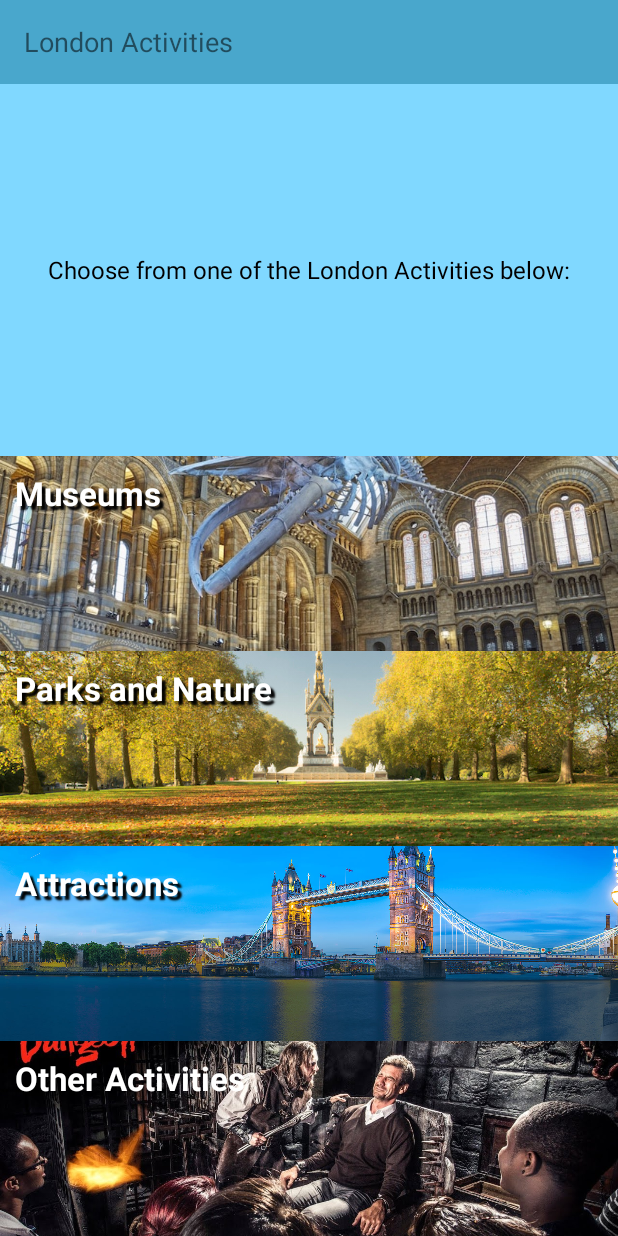
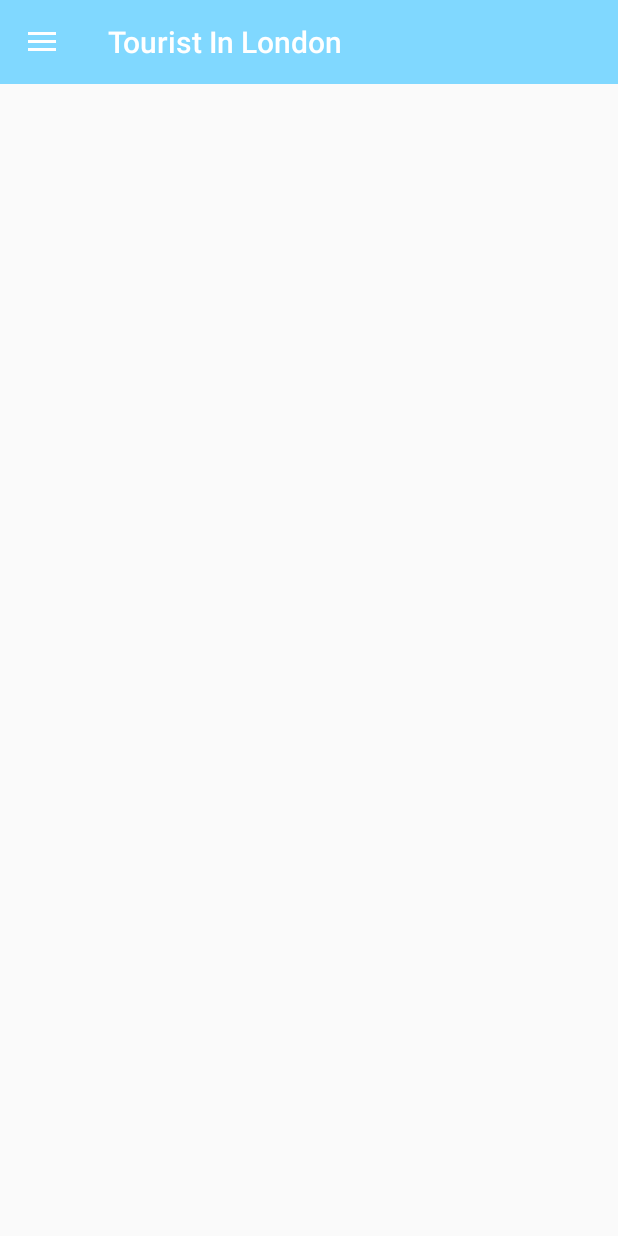
Before and after one commit to pivnicerumihai/touristInLondonAndroidAssessement, an Android app: the screen it shows after launch once a user with an empty profile is signed in (HomeActivity), on a phone screen of 412 x 824 dp. Run offline under Robolectric (Android 15) with nearby library versions, the phone set to English and light mode, and no system bars; our stand-ins replace Firebase (no records; nobody signed in at launch, a user with empty details on screens opened directly); libraries missing offline, so code that uses them is left out: androidx.constraintlayout.solver.

Commit message:
changed home activity layout to drawer layout

```diff
--- a/app/build.gradle
+++ b/app/build.gradle
@@ -33,5 +33,7 @@ dependencies {
     implementation 'com.google.firebase:firebase-analytics:17.2.2'
     implementation 'com.firebaseui:firebase-ui-auth:6.2.0'
     implementation 'com.google.firebase:firebase-database:19.3.1'
+    implementation 'com.android.support:design:27.0.2'
+    implementation 'com.android.support:support-v4:27.0.2'
 
 }
--- a/app/src/main/AndroidManifest.xml
+++ b/app/src/main/AndroidManifest.xml
@@ -10,7 +10,8 @@
         android:supportsRtl="true"
         android:theme="@style/Theme.AppCompat.Light.NoActionBar">
         <activity
-            android:label="London Activites" android:name=".HomeActivity"></activity>
+          android:name=".HomeActivity"
+            android:theme="@style/AppTheme.NoActionBar"></activity>
         <activity
             android:name=".Register"
             android:label="@string/reg_button"
--- a/app/src/main/java/com/example/londontourism/HomeActivity.java
+++ b/app/src/main/java/com/example/londontourism/HomeActivity.java
@@ -1,8 +1,13 @@
 package com.example.londontourism;
 
 import androidx.annotation.NonNull;
+import androidx.appcompat.app.ActionBar;
+import androidx.appcompat.app.ActionBarDrawerToggle;
 import androidx.appcompat.app.AppCompatActivity;
+import androidx.appcompat.widget.Toolbar;
 import androidx.constraintlayout.solver.widgets.Snapshot;
+import androidx.core.view.GravityCompat;
+import androidx.drawerlayout.widget.DrawerLayout;
 
 import android.content.Intent;
 import android.os.Bundle;
@@ -24,25 +29,38 @@ import com.google.firebase.database.ValueEventListener;
 import java.util.ArrayList;
 
 public class HomeActivity extends AppCompatActivity {
-
-    TextView name;
+    private DrawerLayout drawer;
     private Query user_ref;
     Users loged_user;
-    TextView activity_name;
+
     @Override
     protected void onCreate(Bundle savedInstanceState) {
         super.onCreate(savedInstanceState);
         setContentView(R.layout.activity_home);
         FirebaseUser user = FirebaseAuth.getInstance().getCurrentUser();
 
-        activity_name = findViewById(R.id.activity_name);
-        name = findViewById(R.id.toolbar_name);
+
         user_ref =FirebaseDatabase.getInstance().getReference("_user_").orderByChild("email_address").equalTo(user.getEmail());
         user_ref.addListenerForSingleValueEvent(listener);
-        activity_name.setText("London Activities");
 
+        Toolbar toolbar = findViewById(R.id.home_toolbar);
+        setSupportActionBar(toolbar);
+
+        drawer = findViewById(R.id.drawer_layout);
+
+        ActionBarDrawerToggle toggle = new ActionBarDrawerToggle(this, drawer, toolbar, R.string.nav_drawer_open, R.string.nav_drawer_close);
+        drawer.addDrawerListener(toggle);
+        toggle.syncState();
     }
 
+    @Override
+    public void onBackPressed(){
+        if(drawer.isDrawerOpen(GravityCompat.START)){
+            drawer.closeDrawer(GravityCompat.START);
+        }
+        else{
+        super.onBackPressed();
+    }}
     public void onStart(){
         super.onStart();
 
@@ -52,11 +70,8 @@ public class HomeActivity extends AppCompatActivity {
         public void onDataChange(@NonNull DataSnapshot snapshot) {
             for(DataSnapshot dss : snapshot.getChildren()){
                 loged_user = dss.getValue(Users.class);
-                Log.i("LOGED USER:", loged_user.getFirst_name().toString());
+
             }
-            name.setText(loged_user.getFirst_name() + " " + loged_user.getLast_name());
-
-//
         }
 
         @Override
@@ -66,4 +81,5 @@ public class HomeActivity extends AppCompatActivity {
     };
 
 
+
 }
--- a/app/src/main/java/com/example/londontourism/MainActivity.java
+++ b/app/src/main/java/com/example/londontourism/MainActivity.java
@@ -2,6 +2,7 @@ package com.example.londontourism;
 
 
 import androidx.annotation.NonNull;
+import androidx.appcompat.app.ActionBar;
 import androidx.appcompat.app.AppCompatActivity;
 
 import android.content.Intent;
@@ -43,6 +44,7 @@ public class MainActivity extends AppCompatActivity {
         //Display Custom Toolbar
         Toolbar toolbar = findViewById(R.id.login_toolbar);
         setSupportActionBar(toolbar);
+
 
         //Login Anonymously onClickListener
         login_anonymously.setOnClickListener(new View.OnClickListener() {
--- /dev/null
+++ b/app/src/main/res/drawable/ic_baseline_category.xml
@@ -0,0 +1,16 @@
+<vector xmlns:android="http://schemas.android.com/apk/res/android"
+    android:width="24dp"
+    android:height="24dp"
+    android:viewportWidth="24"
+    android:viewportHeight="24"
+    android:tint="?attr/colorControlNormal">
+  <path
+      android:fillColor="@android:color/white"
+      android:pathData="M12,2l-5.5,9h11z"/>
+  <path
+      android:fillColor="@android:color/white"
+      android:pathData="M17.5,17.5m-4.5,0a4.5,4.5 0,1 1,9 0a4.5,4.5 0,1 1,-9 0"/>
+  <path
+      android:fillColor="@android:color/white"
+      android:pathData="M3,13.5h8v8H3z"/>
+</vector>
--- /dev/null
+++ b/app/src/main/res/drawable/ic_baseline_menu.xml
@@ -0,0 +1,5 @@
+<vector android:height="24dp" android:tint="#FFFFFF"
+    android:viewportHeight="24" android:viewportWidth="24"
+    android:width="24dp" xmlns:android="http://schemas.android.com/apk/res/android">
+    <path android:fillColor="@android:color/white" android:pathData="M3,18h18v-2L3,16v2zM3,13h18v-2L3,11v2zM3,6v2h18L21,6L3,6z"/>
+</vector>
--- /dev/null
+++ b/app/src/main/res/drawable/ic_baseline_perm_identity.xml
@@ -0,0 +1,10 @@
+<vector xmlns:android="http://schemas.android.com/apk/res/android"
+    android:width="24dp"
+    android:height="24dp"
+    android:viewportWidth="24"
+    android:viewportHeight="24"
+    android:tint="?attr/colorControlNormal">
+  <path
+      android:fillColor="@android:color/white"
+      android:pathData="M12,5.9c1.16,0 2.1,0.94 2.1,2.1s-0.94,2.1 -2.1,2.1S9.9,9.16 9.9,8s0.94,-2.1 2.1,-2.1m0,9c2.97,0 6.1,1.46 6.1,2.1v1.1L5.9,18.1L5.9,17c0,-0.64 3.13,-2.1 6.1,-2.1M12,4C9.79,4 8,5.79 8,8s1.79,4 4,4 4,-1.79 4,-4 -1.79,-4 -4,-4zM12,13c-2.67,0 -8,1.34 -8,4v3h16v-3c0,-2.66 -5.33,-4 -8,-4z"/>
+</vector>
--- /dev/null
+++ b/app/src/main/res/drawable/ic_baseline_power_settings.xml
@@ -0,0 +1,10 @@
+<vector xmlns:android="http://schemas.android.com/apk/res/android"
+    android:width="24dp"
+    android:height="24dp"
+    android:viewportWidth="24"
+    android:viewportHeight="24"
+    android:tint="?attr/colorControlNormal">
+  <path
+      android:fillColor="@android:color/white"
+      android:pathData="M13,3h-2v10h2L13,3zM17.83,5.17l-1.42,1.42C17.99,7.86 19,9.81 19,12c0,3.87 -3.13,7 -7,7s-7,-3.13 -7,-7c0,-2.19 1.01,-4.14 2.58,-5.42L6.17,5.17C4.23,6.82 3,9.26 3,12c0,4.97 4.03,9 9,9s9,-4.03 9,-9c0,-2.74 -1.23,-5.18 -3.17,-6.83z"/>
+</vector>
--- a/app/src/main/res/layout/activity_home.xml
+++ b/app/src/main/res/layout/activity_home.xml
@@ -1,122 +1,35 @@
 <?xml version="1.0" encoding="utf-8"?>
-<LinearLayout
+<androidx.drawerlayout.widget.DrawerLayout xmlns:android="http://schemas.android.com/apk/res/android"
+    xmlns:tools="http://schemas.android.com/tools"
     android:layout_width="match_parent"
     android:layout_height="match_parent"
-    android:orientation="vertical"
-    android:background="@color/colorPrimary"
-    xmlns:android="http://schemas.android.com/apk/res/android" >
-    <include layout="@layout/custom_toolbar"/>
-    <TextView
+    xmlns:app="http://schemas.android.com/apk/res-auto"
+    android:id="@+id/drawer_layout"
+    android:fitsSystemWindows="true"
+    tools:openDrawer="start">
+    <LinearLayout
+        android:layout_width="match_parent"
+        android:layout_height="match_parent"
+        android:orientation="vertical">
 
-        android:textColor="@color/black"
-        android:layout_width="wrap_content"
-        android:layout_height="wrap_content"
-        android:layout_gravity="center_horizontal"
-        android:gravity="center_vertical"
-        android:layout_weight="2"
-        android:textSize="16dp"
-        android:text="@string/choose"
-        />
-
-
-        <LinearLayout
-            android:layout_width="match_parent"
-            android:layout_height="wrap_content"
-            android:orientation="vertical"
-            >
-
-            <FrameLayout
-                android:layout_width="wrap_content"
-                android:layout_height="130dp">
-
-                <ImageView
-
-                    android:layout_width="wrap_content"
-                    android:layout_height="match_parent"
-                    android:scaleType="centerCrop"
-                    android:src="@drawable/museums" />
-
-                <TextView
-                    android:padding="10dp"
-                    android:shadowColor="@color/black"
-                    android:shadowDy="4"
-                    android:shadowDx="4"
-                    android:shadowRadius="1"
-                    android:textStyle="bold"
-                    android:textColor="@color/white"
-                    android:layout_width="wrap_content"
-                    android:layout_height="wrap_content"
-                    android:text="@string/museums"
-                    android:textSize="22dp" />
-            </FrameLayout>
-
-<FrameLayout
-    android:layout_width="wrap_content"
-    android:layout_height="130dp">
-
-
-    <ImageView
-        android:layout_width="wrap_content"
-        android:layout_height="wrap_content"
-        android:src="@drawable/parks"
-        android:scaleType="centerCrop"/>
-            <TextView
-                android:padding="10dp"
-                android:shadowColor="@color/black"
-                android:shadowDy="4"
-                android:shadowDx="4"
-                android:shadowRadius="1"
-                android:textColor="@color/white"
-                android:textStyle="bold"
-                android:layout_width="wrap_content"
-                android:layout_height="wrap_content"
-                android:text="@string/parks"
-                android:textSize="22dp"/>
-</FrameLayout>
-            <FrameLayout
-                android:layout_width="wrap_content"
-                android:layout_height="130dp">
-            <ImageView
-                android:layout_width="wrap_content"
-                android:layout_height="wrap_content"
-                android:scaleType="centerCrop"
-                android:src="@drawable/attractions"/>
-            <TextView
-                android:padding="10dp"
-                android:shadowColor="@color/black"
-                android:shadowDy="4"
-                android:shadowDx="4"
-                android:shadowRadius="1"
-                android:textStyle="bold"
-                android:textColor="@color/white"
-                android:layout_width="wrap_content"
-                android:layout_height="wrap_content"
-                android:text="@string/attractions"
-                android:textSize="22dp"
-                />
-            </FrameLayout>
-            <FrameLayout
-                android:layout_width="wrap_content"
-                android:layout_height="130dp"
-
-                >
-                <ImageView
-                    android:layout_width="wrap_content"
-                    android:layout_height="wrap_content"
-                    android:scaleType="centerCrop"
-                    android:src="@drawable/other"/>
-            <TextView
-                android:padding="10dp"
-                android:shadowDy="4"
-                android:shadowDx="4"
-                android:shadowRadius="1"
-                android:textStyle="bold"
-                android:textColor="@color/white"
-                android:layout_width="wrap_content"
-                android:layout_height="wrap_content"
-                android:text="@string/other_activities"
-                android:textSize="22dp"/>
-            </FrameLayout>
-
-        </LinearLayout>
-</LinearLayout>
+    <androidx.appcompat.widget.Toolbar
+        android:layout_width="match_parent"
+        android:layout_height="?attr/actionBarSize"
+        android:background="@color/colorPrimary"
+        android:id="@+id/home_toolbar"
+        android:theme="@style/ThemeOverlay.AppCompat.Dark.ActionBar"
+        app:popupTheme="@style/ThemeOverlay.AppCompat.Light"
+      />
+    <FrameLayout
+        android:id="@+id/fragment_container"
+        android:layout_width="match_parent"
+        android:layout_height="match_parent"/>
+    </LinearLayout>
+     <com.google.android.material.navigation.NavigationView
+         android:layout_width="wrap_content"
+         android:layout_height="match_parent"
+         android:layout_gravity="start"
+         android:id="@+id/nav_view"
+         app:headerLayout="@layout/nav_header"
+         app:menu="@menu/drawer_menu"/>
+</androidx.drawerlayout.widget.DrawerLayout>
--- a/app/src/main/res/layout/custom_toolbar.xml
+++ b/app/src/main/res/layout/custom_toolbar.xml
@@ -6,21 +6,6 @@
     android:background="@color/colorPrimaryDark"
     android:theme="@style/Theme.AppCompat.Light.DarkActionBar"
     >
-    <TextView
-        android:id="@+id/activity_name"
-        android:layout_width="wrap_content"
-        android:layout_height="wrap_content"
-        android:paddingRight="16dp"
-        android:textSize="18dp"
-        />
-    <TextView
-        android:id="@+id/toolbar_name"
-        android:layout_width="wrap_content"
-        android:layout_height="wrap_content"
-        android:layout_gravity="end"
-        android:textStyle="bold"
-        android:paddingRight="16dp"
-        android:textSize="14dp"
-        />
+
 
 </androidx.appcompat.widget.Toolbar>
--- /dev/null
+++ b/app/src/main/res/layout/nav_header.xml
@@ -0,0 +1,30 @@
+<?xml version="1.0" encoding="utf-8"?>
+<LinearLayout xmlns:android="http://schemas.android.com/apk/res/android"
+    android:orientation="vertical"
+    android:layout_width="match_parent"
+    android:layout_height="176dp"
+    android:background="@color/colorAccent"
+    android:gravity="bottom"
+    android:padding="16dp"
+    android:theme="@style/ThemeOverlay.AppCompat.Dark"
+    >
+    <ImageView
+        android:layout_width="wrap_content"
+        android:layout_height="wrap_content"
+        android:src="@mipmap/ic_launcher_round"/>
+    <TextView
+        android:id="@+id/loged_user_name"
+        android:paddingTop="8dp"
+        android:layout_width="wrap_content"
+        android:layout_height="wrap_content"
+        android:text="Test"
+        android:textColor="@color/black"
+        android:textAppearance="@style/TextAppearance.AppCompat.Body2"/>
+
+    <TextView
+        android:layout_width="wrap_content"
+        android:layout_height="wrap_content"
+        android:id="@+id/loged_user_email"
+        android:text="test@test.com"
+        android:textColor="@color/black"/>
+</LinearLayout>
--- /dev/null
+++ b/app/src/main/res/menu/drawer_menu.xml
@@ -0,0 +1,16 @@
+<?xml version="1.0" encoding="utf-8"?>
+<menu xmlns:android="http://schemas.android.com/apk/res/android"
+>
+
+    <group android:checkableBehavior="single">
+        <item android:id="@+id/nav_categories"
+            android:icon="@drawable/ic_baseline_category"
+            android:title="Categories"></item>
+        <item android:id="@+id/nav_account_settings"
+            android:icon="@drawable/ic_baseline_perm_identity"
+            android:title="Account Settings"></item>
+        <item android:id="@+id/nav_log_out"
+            android:icon="@drawable/ic_baseline_perm_identity"
+            android:title="Log Out"></item>
+    </group>
+</menu>
--- a/app/src/main/res/values/strings.xml
+++ b/app/src/main/res/values/strings.xml
@@ -11,9 +11,16 @@
     <string name="login">Sign In</string>
     <string name="login_register">Need an account? Click here to register!</string>
     <string name="login_anonymously">Login Anonymously</string>
-    <string name="choose">Choose from one of the London Activities below: </string>
+    <string name="choose">Choose one  category: </string>
     <string name="museums">Museums</string>
     <string name="parks">Parks and Nature</string>
     <string name="attractions">Attractions</string>
     <string name="other_activities">Other Activities</string>
+    <string-array name="settings">
+        <item>Categories</item>
+        <item>Account Details</item>
+        <item>Log Out</item>
+    </string-array>
+    <string name="nav_drawer_open">Open Navigation Drawer</string>
+    <string name="nav_drawer_close">Close Navigation Drawer</string>
 </resources>
--- a/app/src/main/res/values/styles.xml
+++ b/app/src/main/res/values/styles.xml
@@ -7,4 +7,8 @@
         <item name="colorAccent">@color/colorAccent</item>
     </style>
 
+    <style name="AppTheme.NoActionBar">
+        <item name="windowActionBar">false</item>
+        <item name="windowNoTitle">true</item>
+    </style>
 </resources>
```
